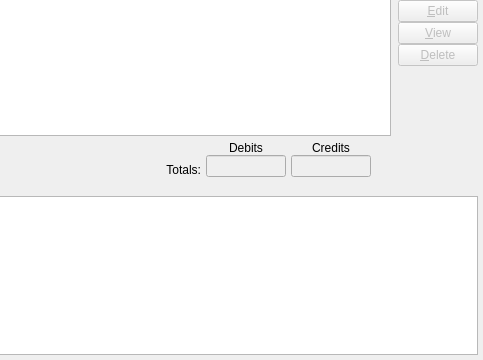
This is guiclient/standardJournal.ui in Pegasus-RPG/xtuple-client as Qt 5 draws it before an edit; both pictures show x 135 to 618 and y 95 to 455 of the 618 by 455 pixel window. The edited form follows.
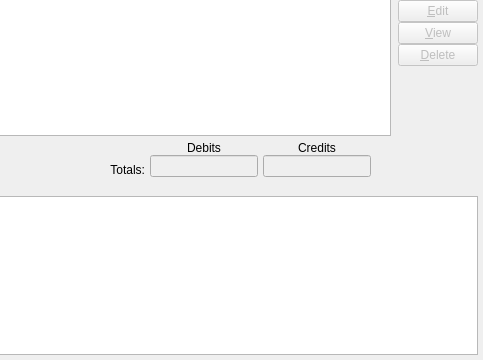
This is the edited form. Custom widgets are drawn as their Qt base class.

Commit message: Issue #29315: Resolve totals display on Standard Journals

What changed in the file:
```diff
--- a/guiclient/standardJournal.ui
+++ b/guiclient/standardJournal.ui
@@ -334,12 +334,6 @@
                      <verstretch>0</verstretch>
                     </sizepolicy>
                    </property>
-                   <property name="maximumSize">
-                    <size>
-                     <width>80</width>
-                     <height>32767</height>
-                    </size>
-                   </property>
                    <property name="focusPolicy">
                     <enum>Qt::NoFocus</enum>
                    </property>
@@ -359,12 +353,6 @@
                      <verstretch>0</verstretch>
                     </sizepolicy>
                    </property>
-                   <property name="maximumSize">
-                    <size>
-                     <width>80</width>
-                     <height>32767</height>
-                    </size>
-                   </property>
                    <property name="focusPolicy">
                     <enum>Qt::NoFocus</enum>
                    </property>
```
Left out of the diff: 2 changed lines with no effect on the pictures. The commit also changes 1 other file.
